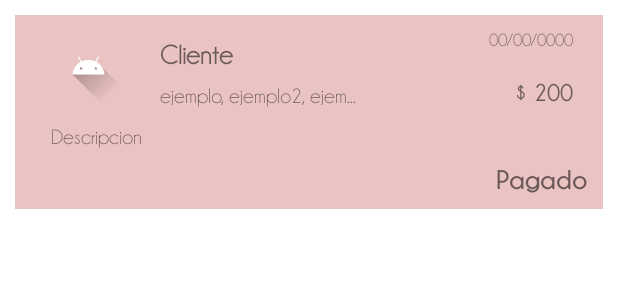
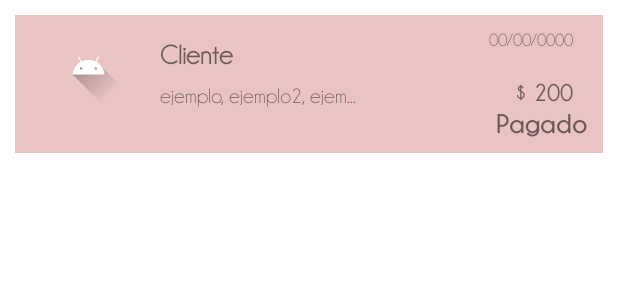
Before and after one commit to abel292/Indah, an Android app: the layout item_view_historial_ventas_fragment_historial.xml on its own in the app's theme, with its tools: preview values and no code run, on a phone screen of 412 x 824 dp. Shown: the top 300 px of the screen. Run offline under Robolectric (Android 15) with nearby library versions, the phone set to English and light mode, and no system bars.

Commit message:
Oculta y muestra los datos de venta con un cllcik

```diff
--- a/app/src/main/res/layout/item_view_historial_ventas_fragment_historial.xml
+++ b/app/src/main/res/layout/item_view_historial_ventas_fragment_historial.xml
@@ -85,7 +85,7 @@
         android:id="@+id/recyclerViewListaProductos"
         android:layout_width="0dp"
         android:layout_height="wrap_content"
-        android:visibility="visible"
+        android:visibility="gone"
         app:layout_constraintBottom_toTopOf="@+id/textView2"
         app:layout_constraintEnd_toEndOf="parent"
         app:layout_constraintStart_toStartOf="parent"
@@ -116,6 +116,7 @@
         android:layout_height="wrap_content"
         android:layout_marginTop="10dp"
         android:layout_marginBottom="30dp"
+        android:visibility="gone"
         android:text="@string/descripcion"
         app:layout_constraintBottom_toBottomOf="parent"
         app:layout_constraintEnd_toEndOf="parent"
```
Also changed, not shown: app/src/main/java/com/android_abel/indah/_view_ui/adapters/historialVentas/AdapterHistorial.kt (+36 -5 lines).
